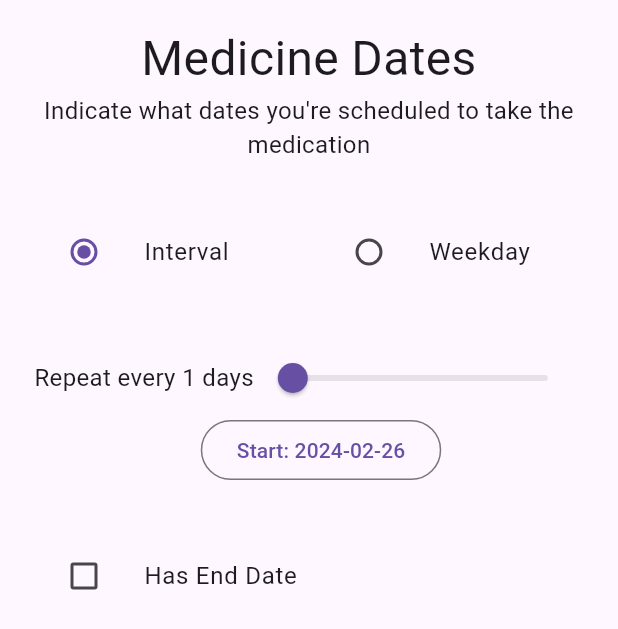
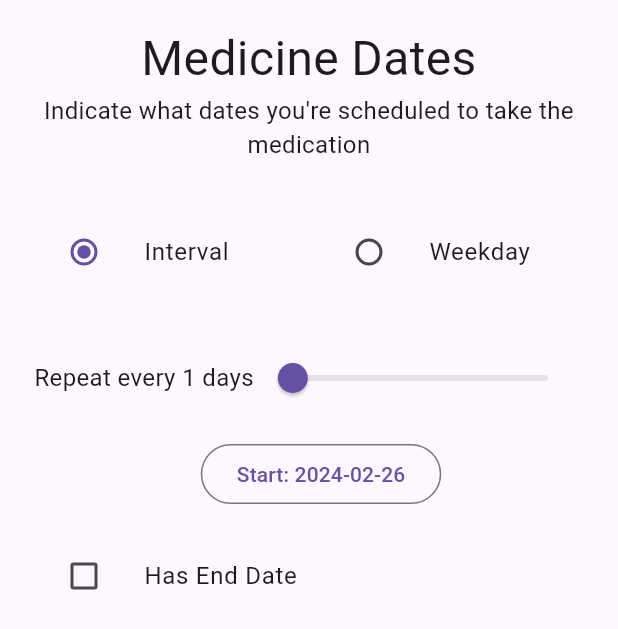
Before and after one commit to pdsTSA/software_2024_client, a Flutter app: the MedicineDatesView screen opened directly with empty values, on a phone screen of 412 x 824 dp. Shown: the top 629 px of the screen. Run offline on Flutter 3.47's test engine with Material 3 defaults, Android fonts, the phone set to English and light mode, and no system bars; our stand-ins replace camera, flutter_local_notifications, table_calendar, weekday_selector; missing offline and left inert: workmanager.

Commit message:
Add calendar date indicators and reformat medicine_dates view

```diff
--- a/lib/routes/tabs/medicine_tabs/medicine_dates.dart
+++ b/lib/routes/tabs/medicine_tabs/medicine_dates.dart
@@ -141,6 +141,9 @@
                     ),
                   ],
                 ),
+              ],
+            )
+          ),
           Padding(
               padding: const EdgeInsets.only(left: 16),
               child: OutlinedButton(
@@ -160,17 +163,13 @@
                 },
                 child: Text("Start: ${dateFormatter.format(startDate)}"),
               )
-                )
-              ],
-            )
           ),
-          Padding(
+          Expanded(
+            child: Padding(
               padding: const EdgeInsets.all(16),
-            child: Row(
-              mainAxisAlignment: MainAxisAlignment.spaceEvenly,
+              child: Column(
                 children: [
-                Expanded(
-                  child: ListTile(
+                  ListTile(
                     title: Text("Has End Date"),
                     leading: Checkbox(
                       value: hasEndDate,
@@ -181,7 +180,6 @@
                         })
                       },
                     ),
-                  )
                   ),
                   Container(
                       child: (hasEndDate) ? OutlinedButton(
@@ -204,6 +202,7 @@
                   )
                 ],
               ),
+            ),
           )
         ],
       ),
```
Also changed, not shown: lib/data/data_manager.dart (+4 -4 lines), lib/routes/tabs/root_tabs/calendar.dart (+22 -5 lines). Lines whose indentation alone changed are shown as unchanged.
